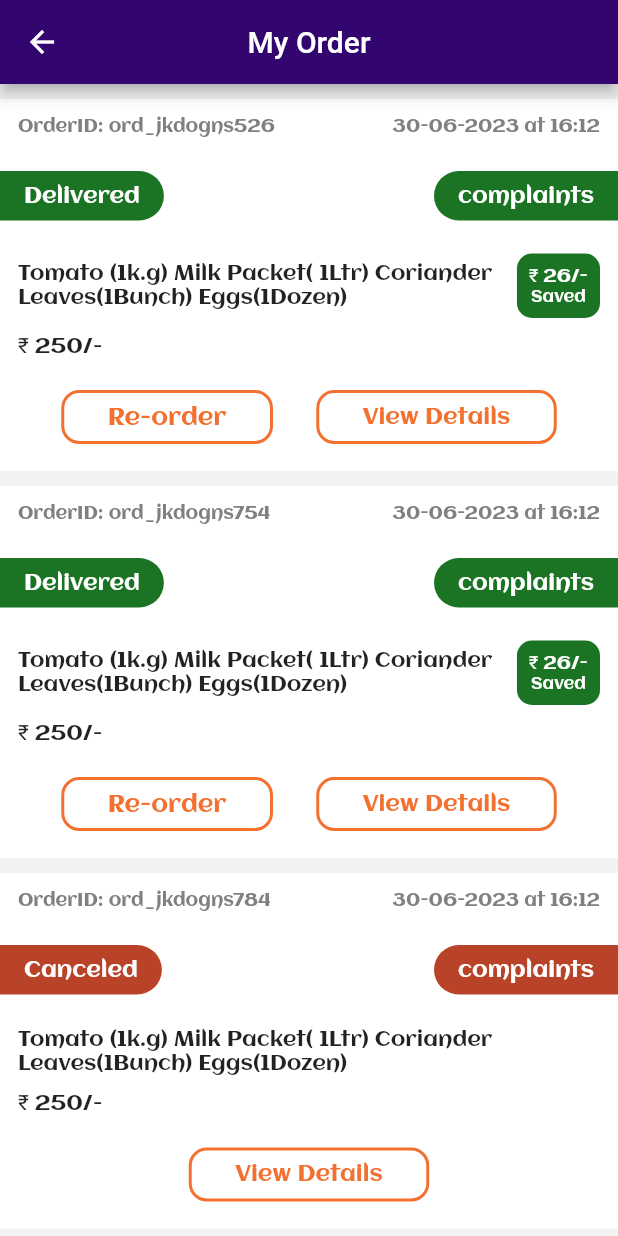
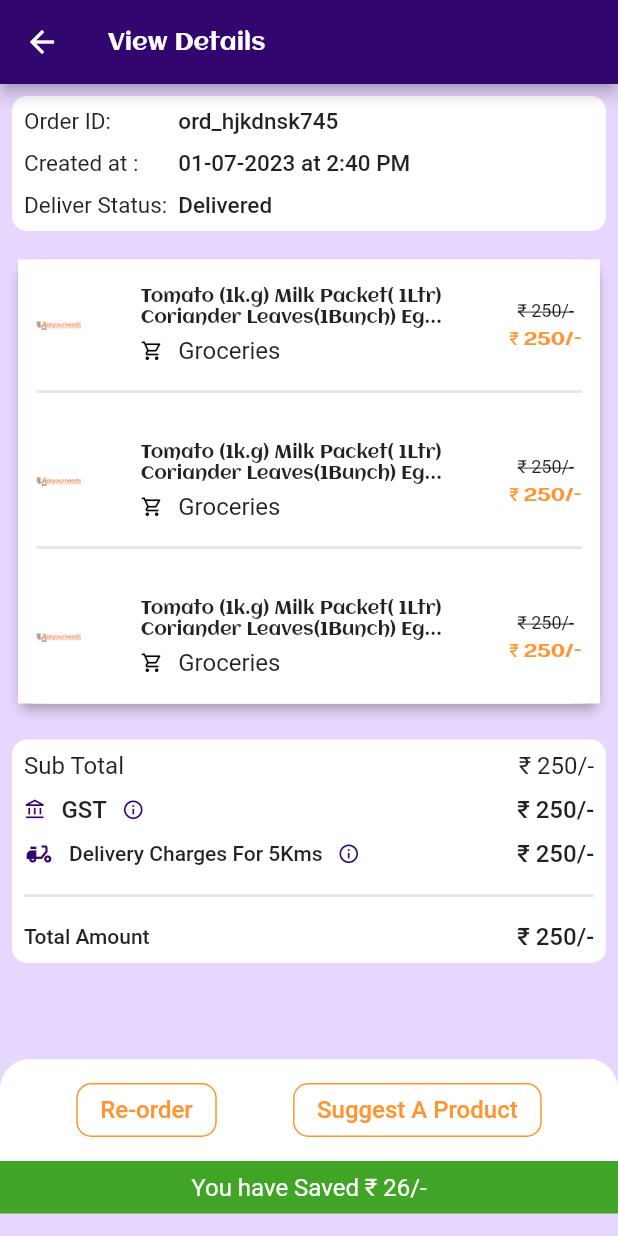
Before and after one commit to Inthumathi/askyourneeds, a Flutter app: the OrderHistoryScreen screen opened directly, after a tap on "View Details", on a phone screen of 412 x 824 dp. Run offline on Flutter 3.47's test engine with Material 2 defaults, Android fonts, the light colour scheme and no system bars; our stand-ins replace avatar_glow, carousel_slider, dropdown_search, easy_localization, flutter_secure_storage, flutter_slidable and 8 more; missing offline and left inert: razorpay_flutter; accounts and stored records are empty.

Commit message:
view cart

```diff
--- a/lib/UI Screen/orderHistory/orderhistory.dart
+++ b/lib/UI Screen/orderHistory/orderhistory.dart
@@ -1,8 +1,10 @@
+import 'package:askun_delivery_app/UI%20Screen/orderHistory/viewHistory.dart';
 import 'package:askun_delivery_app/UI%20Screen/searchpage/serachpage.dart';
 import 'package:askun_delivery_app/utilities/constant.dart';
 import 'package:askun_delivery_app/utilities/strings.dart';
 import 'package:askun_delivery_app/widget/smallText.dart';
 import 'package:easy_localization/easy_localization.dart';
+import 'package:flutter/foundation.dart';
 import 'package:flutter/material.dart';
 import 'package:page_transition/page_transition.dart';
 
@@ -108,7 +110,7 @@ class _OrderHistoryScreenState extends State<OrderHistoryScreen> {
                             type: PageTransitionType.rightToLeft,
                             child: const SearchScreen())),
                     style: ElevatedButton.styleFrom(
-                        shape: StadiumBorder(), backgroundColor: primaryColor),
+                        shape: const StadiumBorder(), backgroundColor: primaryColor),
                     child: Padding(
                       padding: const EdgeInsets.symmetric(
                           vertical: 10, horizontal: 25),
@@ -173,7 +175,9 @@ class _OrderHistoryScreenState extends State<OrderHistoryScreen> {
                             ),
                             InkWell(
                               onTap: (){
-                                print('Print');
+                                if (kDebugMode) {
+                                  print('Print');
+                                }
                               },
                               child: Container(
                                 decoration: BoxDecoration(
@@ -208,7 +212,7 @@ class _OrderHistoryScreenState extends State<OrderHistoryScreen> {
                                           text: OrderList[index].productName,
                                           fontFamily: MyStrings.aclonica,
                                           size: 14)),
-                                  OrderList[index].status== 'Canceled'? SizedBox() : Container(
+                                  OrderList[index].status== 'Canceled'? const SizedBox() : Container(
                                     decoration: BoxDecoration(
                                         borderRadius: BorderRadius.circular(10),
                                         color: deliverySuccessColor),
@@ -241,7 +245,7 @@ class _OrderHistoryScreenState extends State<OrderHistoryScreen> {
                               Row(
                                 mainAxisAlignment: OrderList[index].status== 'Canceled'? MainAxisAlignment.center: MainAxisAlignment.spaceEvenly,
                                 children: [
-                                  OrderList[index].status== 'Canceled'? SizedBox() :  OutlinedButton(
+                                  OrderList[index].status== 'Canceled'? const SizedBox() :  OutlinedButton(
                                     style: OutlinedButton.styleFrom(
                                       shape: RoundedRectangleBorder(
                                         borderRadius: BorderRadius.circular(12),
@@ -266,7 +270,13 @@ class _OrderHistoryScreenState extends State<OrderHistoryScreen> {
                                       ),
                                       side: BorderSide(color: sideMenuColor,width: 2),
                                     ),
-                                    onPressed: () {},
+                                    onPressed: () {
+                                      Navigator.push(
+                                          context,
+                                          PageTransition(
+                                              type: PageTransitionType.rightToLeft,
+                                              child:  const ViewHistory()));
+                                    },
                                     child: Padding(
                                       padding: const EdgeInsets.symmetric(horizontal: 15),
                                       child: SmallText(
--- /dev/null
+++ b/lib/UI Screen/orderHistory/viewHistory.dart
@@ -0,0 +1,433 @@
+import 'package:askun_delivery_app/utilities/constant.dart';
+import 'package:askun_delivery_app/utilities/strings.dart';
+import 'package:askun_delivery_app/widget/smallText.dart';
+import 'package:flutter/material.dart';
+
+class Order {
+  final String orderId;
+  final String date;
+  final String status;
+  final String productName;
+  final String totalPrice;
+  final String savePrice;
+
+  Order({
+    required this.productName,
+    required this.totalPrice,
+    required this.status,
+    required this.date,
+    required this.orderId,
+    required this.savePrice,
+  });
+}
+
+class ViewHistory extends StatefulWidget {
+  const ViewHistory({Key? key}) : super(key: key);
+
+  @override
+  State<ViewHistory> createState() => _ViewHistoryState();
+}
+
+class _ViewHistoryState extends State<ViewHistory> {
+  List<Order> orderList = <Order>[
+    Order(
+      productName:
+      "Tomato (1k.g) Milk Packet( 1Ltr) Coriander Leaves(1Bunch) Eggs(1Dozen)",
+      date: '30-06-2023 at 16:12',
+      orderId: 'ord_jkdogns526',
+      savePrice: '₹ 26/-',
+      status: 'Delivered',
+      totalPrice: '₹ 250/-',
+    ),
+    Order(
+      productName:
+      "Tomato (1k.g) Milk Packet( 1Ltr) Coriander Leaves(1Bunch) Eggs(1Dozen)",
+      date: '30-06-2023 at 16:12',
+      orderId: 'ord_jkdogns754',
+      savePrice: '₹ 26/-',
+      status: 'Delivered',
+      totalPrice: '₹ 250/-',
+    ),
+    Order(
+      productName:
+      "Tomato (1k.g) Milk Packet( 1Ltr) Coriander Leaves(1Bunch) Eggs(1Dozen)",
+      date: '30-06-2023 at 16:12',
+      orderId: 'ord_jkdogns784',
+      savePrice: '₹ 26/-',
+      status: 'Canceled',
+      totalPrice: '₹ 250/-',
+    ),
+  ];
+
+  @override
+  Widget build(BuildContext context) {
+    return Scaffold(
+      backgroundColor: scaffoldBgMainColor,
+      appBar: AppBar(
+        title: const SmallText(
+          text: MyStrings.viewDetails,
+          fontFamily: MyStrings.aclonica,
+        ),
+      ),
+      body: Column(
+        children: [
+          Expanded(
+            child: Padding(
+              padding: const EdgeInsets.all(8.0),
+              child: ListView(
+                children: [
+                  Container(
+                    decoration: BoxDecoration(
+                      borderRadius: BorderRadius.circular(10),
+                      color: whiteColor,
+                    ),
+                    child: Padding(
+                      padding: const EdgeInsets.all(8.0),
+                      child: Row(
+                        crossAxisAlignment: CrossAxisAlignment.start,
+                        children: [
+                          Column(
+                            crossAxisAlignment: CrossAxisAlignment.start,
+                            children: [
+                              const SmallText(
+                                text: '${MyStrings.orderID}:',
+                                size: 15,
+                              ),
+                              heightSpace,
+                              const SmallText(
+                                text: MyStrings.createdAt,
+                                size: 15,
+                              ),
+                              heightSpace,
+                              const SmallText(
+                                text: '${MyStrings.deliveryStatus}:  ',
+                                size: 15,
+                              ),
+                            ],
+                          ),
+                          Column(
+                            crossAxisAlignment: CrossAxisAlignment.start,
+                            children: [
+                              const SmallText(
+                                text: 'ord_hjkdnsk745',
+                                size: 15,
+                                fontWeight: FontWeight.w500,
+                              ),
+                              heightSpace,
+                              const SmallText(
+                                text: '01-07-2023 at 2:40 PM',
+                                size: 15,
+                                fontWeight: FontWeight.w500,
+                              ),
+                              heightSpace,
+                              const SmallText(
+                                text: 'Delivered',
+                                size: 15,
+                                fontWeight: FontWeight.w500,
+                              ),
+                            ],
+                          ),
+                        ],
+                      ),
+                    ),
+                  ),
+                  const SizedBox(height: 15),
+                  Flexible(
+                    child: Card(
+                      shape: const RoundedRectangleBorder(
+                        borderRadius: BorderRadius.all(
+                          Radius.circular(10.0),
+                        ),
+                      ),
+                      elevation: 3,
+                      child: Container(
+                        decoration: BoxDecoration(
+                          color: whiteColor,
+                          borderRadius: BorderRadius.circular(20),
+                        ),
+                        child: ListView.builder(
+                          shrinkWrap: true,
+                          itemCount: orderList.length,
+                          itemBuilder: (context, index) {
+                            final isLastItem = index == orderList.length - 1;
+                            return Container(
+                              color: whiteColor,
+                              child: Column(
+                                crossAxisAlignment: CrossAxisAlignment.start,
+                                children: [
+                                  Padding(
+                                    padding: const EdgeInsets.symmetric(
+                                      horizontal: 12.0,
+                                      vertical: 8,
+                                    ),
+                                    child: Column(
+                                      crossAxisAlignment:
+                                      CrossAxisAlignment.start,
+                                      children: [
+                                        heightSpace,
+                                        Row(
+                                          mainAxisAlignment:
+                                          MainAxisAlignment.spaceBetween,
+                                          children: [
+                                            const Image(
+                                              image: AssetImage(
+                                                'assets/pincode/logo.png',
+                                              ),
+                                              width: 30,
+                                            ),
+                                            Column(
+                                              crossAxisAlignment:
+                                              CrossAxisAlignment.start,
+                                              children: [
+                                                SizedBox(
+                                                  width: MediaQuery.of(context)
+                                                      .size
+                                                      .width /
+                                                      2,
+                                                  child: SmallText(
+                                                    text:
+                                                    orderList[index].productName,
+                                                    fontFamily: MyStrings.aclonica,
+                                                    size: 12,
+                                                    overflow:
+                                                    TextOverflow.ellipsis,
+                                                    maxLine: 2,
+                                                  ),
+                                                ),
+                                                const SizedBox(height: 5),
+                                                Row(
+                                                  children: [
+                                                    Icon(
+                                                      Icons
+                                                          .local_grocery_store_outlined,
+                                                      color: blackColor,
+                                                      size: 15,
+                                                    ),
+                                                    widthSpace,
+                                                    const SmallText(text: 'Groceries'),
+                                                  ],
+                                                ),
+                                              ],
+                                            ),
+                                            Column(
+                                              children: [
+                                                SmallText(
+                                                  text: orderList[index].totalPrice,
+                                                  size: 12,
+                                                  decoration:
+                                                  TextDecoration.lineThrough,
+                                                ),
+                                                const SizedBox(
+                                                  height: 5,
+                                                ),
+                                                SmallText(
+                                                  text: orderList[index].totalPrice,
+                                                  fontFamily: MyStrings.aclonica,
+                                                  size: 12,
+                                                  color: secondPrimaryColor,
+                                                ),
+                                              ],
+                                            ),
+                                          ],
+                                        ),
+                                        heightSpace,
+                                        if (!isLastItem)
+                                          Divider(
+                                            thickness: 2,
+                                            color: dividerColor.withOpacity(0.3),
+                                          ),
+                                      ],
+                                    ),
+                                  ),
+                                ],
+                              ),
+                            );
+                          },
+                        ),
+                      ),
+                    ),
+                  ),
+                  heightSpace,
+                  heightSpace,
+                  Container(
+                    decoration: BoxDecoration(
+                      borderRadius: BorderRadius.circular(10),
+                      color: whiteColor,
+                    ),
+                    child: Padding(
+                      padding: const EdgeInsets.all(8.0),
+                      child: Column(
+                        crossAxisAlignment: CrossAxisAlignment.start,
+                        children: [
+                          Row(
+                            mainAxisAlignment: MainAxisAlignment.spaceBetween,
+                            children: const [
+                              SmallText(text: MyStrings.subTotal),
+                              SmallText(text: '₹ 250/-'),
+                            ],
+                          ),
+                          heightSpace,
+                          Column(
+                            mainAxisAlignment: MainAxisAlignment.spaceBetween,
+                            children: [
+                              Row(
+                                mainAxisAlignment: MainAxisAlignment.spaceBetween,
+                                children: [
+                                  Row(
+                                    children: [
+                                      Icon(
+                                        Icons.account_balance_outlined,
+                                        size: 15,
+                                        color: primaryColor,
+                                      ),
+                                      widthSpace,
+                                      const SmallText(
+                                        text: MyStrings.gst,
+                                        fontWeight: FontWeight.w500,
+                                      ),
+                                      widthSpace,
+                                      Icon(
+                                        Icons.info_outline,
+                                        size: 15,
+                                        color: primaryColor,
+                                      ),
+                                    ],
+                                  ),
+                                  const SmallText(
+                                    text: '₹ 250/-',
+                                    fontWeight: FontWeight.w500,
+                                  ),
+                                ],
+                              ),
+                              heightSpace,
+                              Row(
+                                mainAxisAlignment: MainAxisAlignment.spaceBetween,
+                                children: [
+                                  Row(
+                                    children: [
+                                      Icon(
+                                        Icons.delivery_dining,
+                                        size: 20,
+                                        color: primaryColor,
+                                      ),
+                                      widthSpace,
+                                      const SmallText(
+                                        text: MyStrings.deliveryChargesFor5Kms,
+                                        size: 14,
+                                        fontWeight: FontWeight.w500,
+                                      ),
+                                      widthSpace,
+                                      Icon(
+                                        Icons.info_outline,
+                                        size: 15,
+                                        color: primaryColor,
+                                      ),
+                                    ],
+                                  ),
+                                  const SmallText(
+                                    text: '₹ 250/-',
+                                    fontWeight: FontWeight.w500,
+                                  ),
+                                ],
+                              ),
+                              heightSpace,
+                              Divider(
+                                thickness: 2,
+                                color: dividerColor.withOpacity(0.3),
+                              ),
+                              heightSpace,
+                              Row(
+                                mainAxisAlignment: MainAxisAlignment.spaceBetween,
+                                children: const [
+                                  SmallText(
+                                    text: MyStrings.totalAmount,
+                                    size: 14,
+                                    fontWeight: FontWeight.w500,
+                                  ),
+                                  SmallText(
+                                    text: '₹ 250/-',
+                                    fontWeight: FontWeight.w500,
+                                  ),
+                                ],
+                              ),
+                            ],
+                          ),
+                        ],
+                      ),
+                    ),
+                  ),
+                ],
+              ),
+            ),
+          ),
+          Padding(
+            padding: const EdgeInsets.only(bottom: 15.0),
+            child: Column(
+              children: [
+                Container(
+                  decoration: BoxDecoration(
+                    color: whiteColor,
+                    borderRadius: const BorderRadius.only(
+                      topLeft: Radius.circular(20),
+                      topRight: Radius.circular(20),
+                    ),
+                  ),
+                  child: Column(
+                    children: [
+                      heightSpace,
+                      Row(
+                        mainAxisAlignment: MainAxisAlignment.spaceEvenly,
+                        children: [
+                          OutlinedButton(
+                            onPressed: () {},
+                            style: OutlinedButton.styleFrom(
+                              side: BorderSide(color: secondPrimaryColor),
+                              shape: RoundedRectangleBorder(
+                                borderRadius: BorderRadius.circular(10),
+                              ),
+                            ),
+                            child: SmallText(
+                              text: MyStrings.reOrder,
+                              color: secondPrimaryColor,
+                            ),
+                          ),
+                          OutlinedButton(
+                            onPressed: () {},
+                            style: OutlinedButton.styleFrom(
+                              side: BorderSide(color: secondPrimaryColor),
+                              shape: RoundedRectangleBorder(
+                                borderRadius: BorderRadius.circular(10),
+                              ),
+                            ),
+                            child: SmallText(
+                              text: MyStrings.suggestProduct,
+                              color: secondPrimaryColor,
+                            ),
+                          ),
+                        ],
+                      ),
+                      heightSpace,
+                    ],
+                  ),
+                ),
+                Container(
+                  width: double.infinity,
+                  color: saveColor,
+                  child: Center(
+                    child: Padding(
+                      padding: const EdgeInsets.all(8.0),
+                      child: SmallText(
+                        text: 'You have Saved ₹ 26/-',
+                        color: whiteColor,
+                      ),
+                    ),
+                  ),
+                ),
+              ],
+            ),
+          ),
+        ],
+      ),
+    );
+  }
+}
--- a/lib/main.dart
+++ b/lib/main.dart
@@ -1,4 +1,5 @@
 import 'package:askun_delivery_app/UI%20Screen/Splash%20Screen/splashscreen.dart';
+import 'package:askun_delivery_app/UI%20Screen/orderHistory/orderhistory.dart';
 import 'package:askun_delivery_app/utilities/constant.dart';
 import 'package:easy_localization/easy_localization.dart';
 import 'package:flutter/material.dart';
--- a/lib/utilities/constant.dart
+++ b/lib/utilities/constant.dart
@@ -46,6 +46,7 @@ Color textGreyColor = const Color(0xff808080);
 Color dividerColor = const Color(0xffB3B3B3);
 Color successColor = const Color(0xff2A794A);
 Color deliverySuccessColor = const Color(0xff1A7423);
+Color saveColor = const Color(0xff40A527);
 Color deliveryFailureColor = const Color(0xffB94329);
 Color failureColor = const Color(0xff9D1414);
 Color orderHistoryBGColor = const Color(0xffF2F2F2);
--- a/lib/utilities/strings.dart
+++ b/lib/utilities/strings.dart
@@ -94,6 +94,7 @@ class MyStrings{
   static const String notAdded =  'Not Added';
   static const String beefMeat =  'Beef Meat';
   static const String suggestAProduct =  'Suggest A Product :';
+  static const String suggestProduct =  'Suggest A Product';
   static const String enterProductName =  'Enter Product Name :';
   static const String enterProductDescription =  'Enter Product Description :';
   static const String addSensodyneTootPasteOfItProvidesSensitivityProtectionPlus =  'Add Sensodyne TootPaste of it Provides Sensitivity Protection Plus';
@@ -157,6 +158,7 @@ class MyStrings{
   static const String activity =  'Activity';
   static const String checkOut =  'CheckOut';
   static const String delivery =  'Delivery';
+  static const String deliveryStatus =  'Deliver Status';
   static const String balance =  'Balance';
   static const String addressDetails =  'Address Details';
   static const String change =  'Change';
@@ -170,7 +172,7 @@ class MyStrings{
   static const String billSummary =  'Bill Summary';
   static const String subTotal =  'Sub Total';
   static const String gst =  'GST';
-  static const String deliveryChargesFor5Kms =  'Delivery Charges \nFor 5Kms';
+  static const String deliveryChargesFor5Kms =  'Delivery Charges For 5Kms';
   static const String totalAmount =  'Total Amount';
   static const String proceedToPay =  'Proceed To Pay';
   static const String chooseTimeSlot =  'Choose Time-Slot';
@@ -186,7 +188,7 @@ class MyStrings{
   static const String similarProducts =  'Similar Products';
 
  // Order History
-  static const String orderID =  'OrderID';
+  static const String orderID =  'Order ID';
   static const String saved =  'Saved';
   static const String reOrder =  'Re-order';
   static const String viewDetails =  'View Details';
```
Also changed, not shown: 1 other file.
